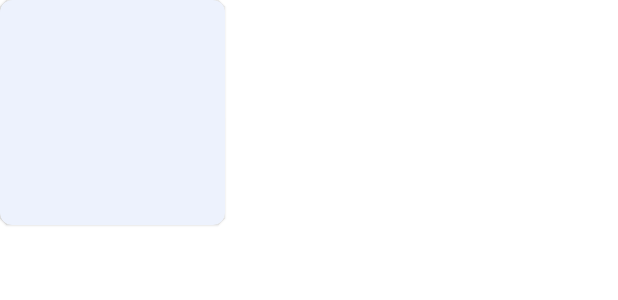
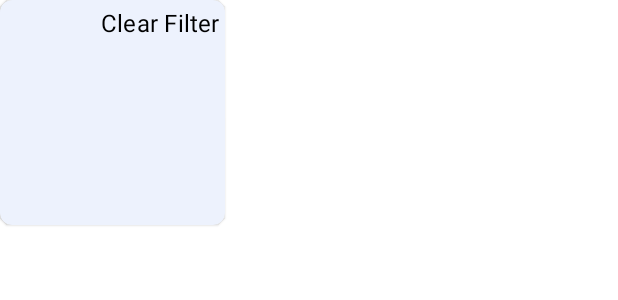
Before and after one commit to mrcgllr/SpaceX, an Android app: the layout dialog_years.xml on its own in the app's theme, with its tools: preview values and no code run, on a phone screen of 412 x 824 dp. Shown: the top 300 px of the screen. Run offline under Robolectric (Android 15) with nearby library versions, the phone set to English and light mode, and no system bars.

Commit message:
add dialog clear select

```diff
--- a/app/src/main/java/com/android/spacex/util/Util.kt
+++ b/app/src/main/java/com/android/spacex/util/Util.kt
@@ -6,4 +6,5 @@ object Util {
 
     const val REQ_KEY = "requestKey"
     const val BUN_ITEM_YEAR = "bundle_item_year"
+    const val BUN_ITEM_CLEAR = "bundle_item_clear"
 }
--- a/app/src/main/res/layout/dialog_years.xml
+++ b/app/src/main/res/layout/dialog_years.xml
@@ -8,15 +8,25 @@
         app:cardBackgroundColor="@color/cardBackgroundColor"
         app:cardCornerRadius="8dp">
 
-        <FrameLayout
+        <LinearLayout
             android:layout_width="match_parent"
-            android:layout_height="match_parent">
+            android:layout_height="match_parent"
+            android:orientation="vertical">
+
+            <androidx.appcompat.widget.AppCompatTextView
+                android:id="@+id/txtClearSelect"
+                android:layout_width="match_parent"
+                android:layout_height="wrap_content"
+                android:layout_margin="4dp"
+                android:gravity="end"
+                android:text="@string/clear_filter"
+                android:textAppearance="@style/TextAppearance.MaterialComponents.Subtitle1"
+                android:textColor="@color/black" />
 
             <androidx.recyclerview.widget.RecyclerView
                 android:id="@+id/recyclerYears"
                 android:layout_width="match_parent"
                 android:layout_height="wrap_content" />
-
-        </FrameLayout>
+        </LinearLayout>
     </com.google.android.material.card.MaterialCardView>
 </layout>
--- a/app/src/main/res/values/strings.xml
+++ b/app/src/main/res/values/strings.xml
@@ -6,4 +6,5 @@
     <string name="description">Description</string>
     <string name="site_name">Site Name: </string>
     <string name="launches_list">Launches List</string>
+    <string name="clear_filter">Clear Filter</string>
 </resources>
```
Also changed, not shown: app/src/main/java/com/android/spacex/FilterType.kt (added, +9 -0 lines), app/src/main/java/com/android/spacex/ui/list/LaunchesListFragment.kt (+8 -0 lines), app/src/main/java/com/android/spacex/ui/list/LaunchesListViewModel.kt (+13 -3 lines), app/src/main/java/com/android/spacex/ui/list/dialog/DialogYearsFragment.kt (+9 -0 lines), app/src/main/java/com/android/spacex/util/Extension.kt (added, +8 -0 lines).
